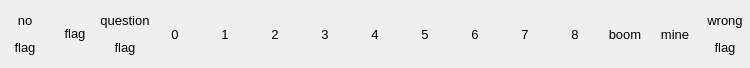
The window that src/minefieldthemepreview.ui (Bollos00/LibreMines) describes before a commit, drawn with Qt 5.
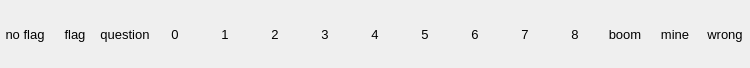
The same window after the commit. Custom widgets are drawn as their Qt base class.

What changed in the file:
```diff
--- a/src/minefieldthemepreview.ui
+++ b/src/minefieldthemepreview.ui
@@ -97,7 +97,7 @@
           <number>0</number>
          </property>
          <property name="text">
-          <string>&lt;html&gt;&lt;head/&gt;&lt;body&gt;&lt;p&gt;no&lt;/p&gt;&lt;p&gt;flag&lt;/p&gt;&lt;/body&gt;&lt;/html&gt;</string>
+          <string notr="true">no flag</string>
          </property>
          <property name="alignment">
           <set>Qt::AlignmentFlag::AlignCenter</set>
@@ -127,7 +127,7 @@
           <number>0</number>
          </property>
          <property name="text">
-          <string>&lt;html&gt;&lt;head/&gt;&lt;body&gt;&lt;p&gt;flag&lt;/p&gt;&lt;/body&gt;&lt;/html&gt;</string>
+          <string notr="true">flag</string>
          </property>
          <property name="alignment">
           <set>Qt::AlignmentFlag::AlignCenter</set>
@@ -157,7 +157,7 @@
           <number>0</number>
          </property>
          <property name="text">
-          <string>&lt;html&gt;&lt;head/&gt;&lt;body&gt;&lt;p&gt;question&lt;/p&gt;&lt;p&gt;flag&lt;/p&gt;&lt;/body&gt;&lt;/html&gt;</string>
+          <string notr="true">question</string>
          </property>
          <property name="alignment">
           <set>Qt::AlignmentFlag::AlignCenter</set>
@@ -517,7 +517,7 @@
           <number>0</number>
          </property>
          <property name="text">
-          <string>&lt;html&gt;&lt;head/&gt;&lt;body&gt;&lt;p&gt;wrong&lt;/p&gt;&lt;p&gt;flag&lt;/p&gt;&lt;/body&gt;&lt;/html&gt;</string>
+          <string notr="true">wrong</string>
          </property>
          <property name="alignment">
           <set>Qt::AlignmentFlag::AlignCenter</set>
```
Left out of the diff: 24 changed lines with no effect on the pictures.
